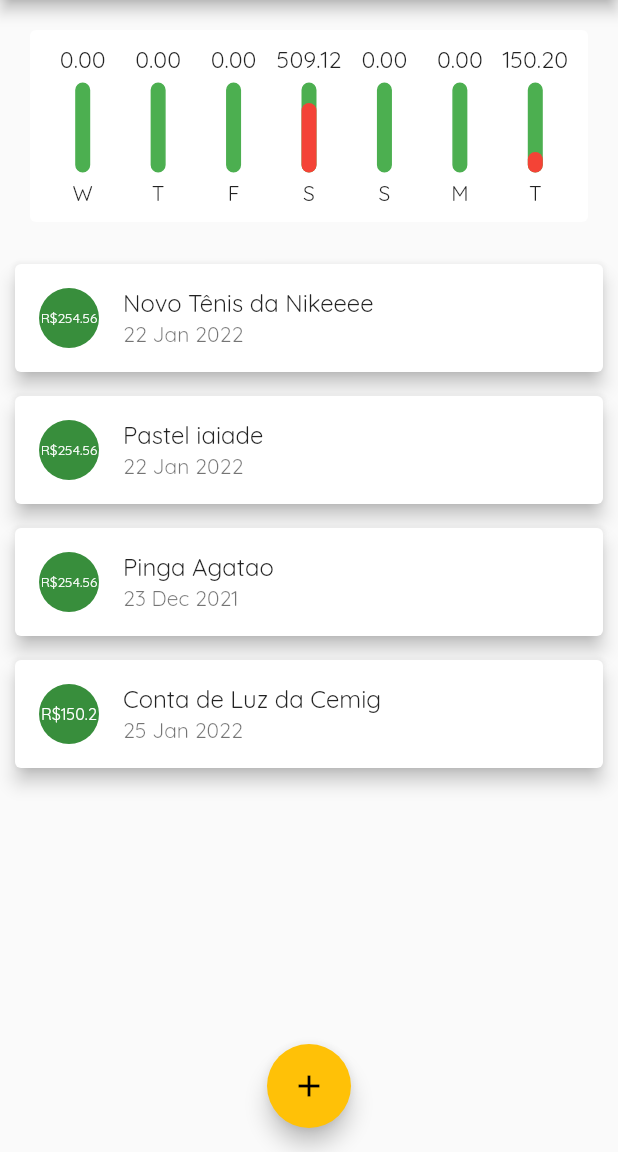
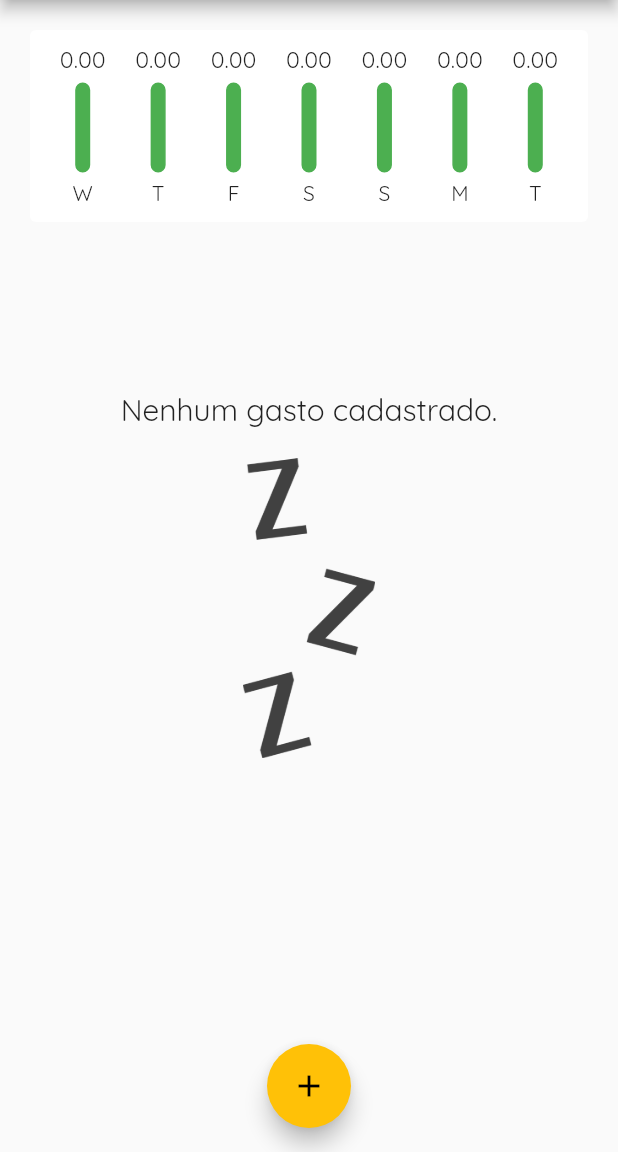
Before and after one commit to JoaoPauloPrata/depesas, a Flutter app: the screen it shows after launch, on a phone screen of 412 x 824 dp, the part 84-1236 px from its top. Run offline on Flutter 3.47's test engine with Material 2 defaults, Android fonts, the phone set to English and light mode, and no system bars.

```diff
--- a/expenses/lib/components/chart.dart
+++ b/expenses/lib/components/chart.dart
@@ -46,7 +46,9 @@ class Chart extends StatelessWidget {
               child: ChartBar(
                 tr['day'].toString(),
                 (tr['value'] as double),
-                ((tr['value'] as double) / _weekTotalValue),
+                _weekTotalValue == 0
+                    ? 0
+                    : ((tr['value'] as double) / _weekTotalValue),
               ),
             );
           }).toList(),
--- a/expenses/lib/components/transaction_form.dart
+++ b/expenses/lib/components/transaction_form.dart
@@ -68,11 +68,8 @@ class _TransactionFormState extends State<TransactionForm> {
                 child: Row(
                   children: <Widget>[
                     _selectedDate == null
-                        ? Text('Nenhuma data selecionada')
-                        : Text(DateFormat('d/M/y').format(_selectedDate)),
-                    SizedBox(
-                      width: 40,
-                    ),
+                        ? Expanded(child: Text('Nenhuma data selecionada'))
+                        : Text(DateFormat('dd/MM/y').format(_selectedDate)),
                     TextButton(
                       child: Text(
                         'Selecionar Data',
--- a/expenses/lib/components/transaction_list.dart
+++ b/expenses/lib/components/transaction_list.dart
@@ -3,9 +3,9 @@ import 'package:flutter/material.dart';
 import 'package:intl/intl.dart';
 
 class TransactionList extends StatelessWidget {
-  const TransactionList(this.transactions);
-
+  final void Function(String) onRemove;
   final List<Transaction> transactions;
+  const TransactionList(this.transactions, this.onRemove);
 
   @override
   Widget build(BuildContext context) {
@@ -54,6 +54,11 @@ class TransactionList extends StatelessWidget {
                       tr.title,
                     ),
                     subtitle: Text(DateFormat('d MMM y').format(tr.date)),
+                    trailing: IconButton(
+                      icon: Icon(Icons.delete),
+                      onPressed: () => onRemove(tr.id),
+                      color: Colors.red,
+                    ),
                   ),
                 );
               },
--- a/expenses/lib/main.dart
+++ b/expenses/lib/main.dart
@@ -35,28 +35,7 @@ class MyHomePage extends StatefulWidget {
 }
 
 class _MyHomePageState extends State<MyHomePage> {
-  final List<Transaction> _transactions_ = [
-    Transaction(
-        id: 't1',
-        title: 'Novo Tênis da Nikeeee',
-        value: 254.56,
-        date: DateTime.now().subtract(Duration(days: 3))),
-    Transaction(
-        id: 't3',
-        title: 'Pastel iaiade',
-        value: 254.56,
-        date: DateTime.now().subtract(Duration(days: 3))),
-    Transaction(
-        id: 't4',
-        title: 'Pinga Agatao',
-        value: 254.56,
-        date: DateTime.now().subtract(Duration(days: 33))),
-    Transaction(
-        id: 't2',
-        title: 'Conta de Luz da Cemig',
-        value: 150.2,
-        date: DateTime.now()),
-  ];
+  final List<Transaction> _transactions_ = [];
 
   List<Transaction> get _recentTransactions {
     return _transactions_.where((transaction) {
@@ -75,6 +54,12 @@ class _MyHomePageState extends State<MyHomePage> {
       _transactions_.add(newTransaction);
     });
     Navigator.of(context).pop();
+  }
+
+  _deleteTransaction(String id) {
+    setState(() {
+      _transactions_.removeWhere((tr) => tr.id == id);
+    });
   }
 
   _openTransactionFormModal(BuildContext context) {
@@ -100,7 +85,7 @@ class _MyHomePageState extends State<MyHomePage> {
         child:
             Column(crossAxisAlignment: CrossAxisAlignment.stretch, children: [
           Container(child: Chart(_recentTransactions)),
-          TransactionList(_transactions_),
+          TransactionList(_transactions_, _deleteTransaction),
         ]),
       ),
       floatingActionButton: FloatingActionButton(
```
